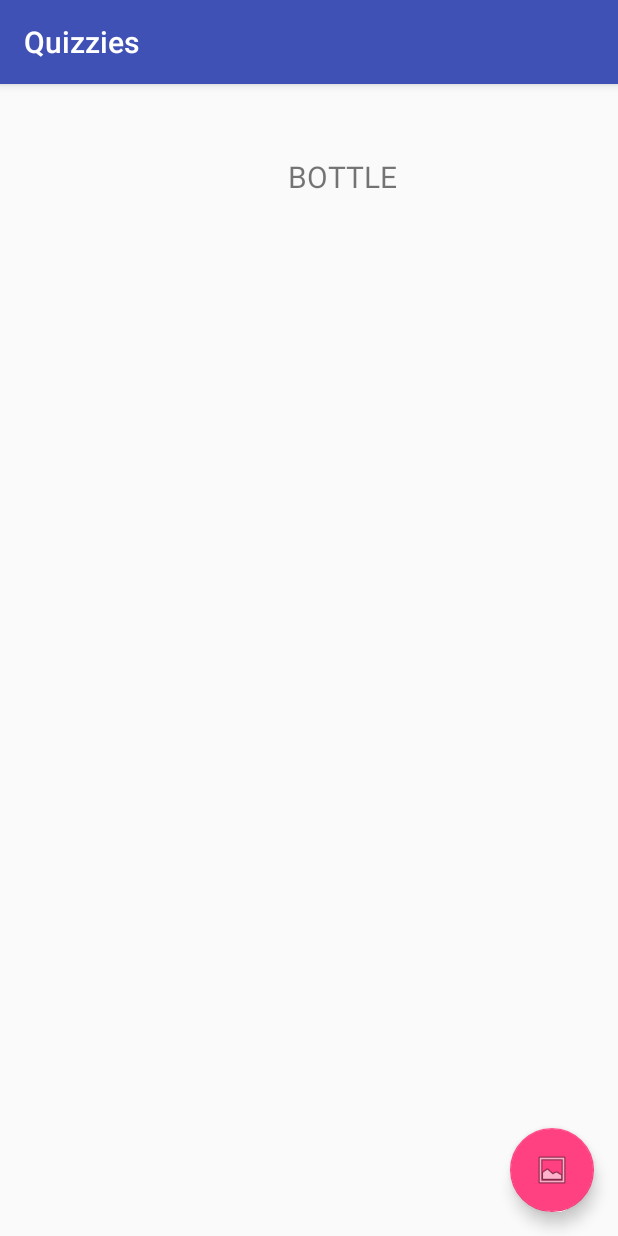
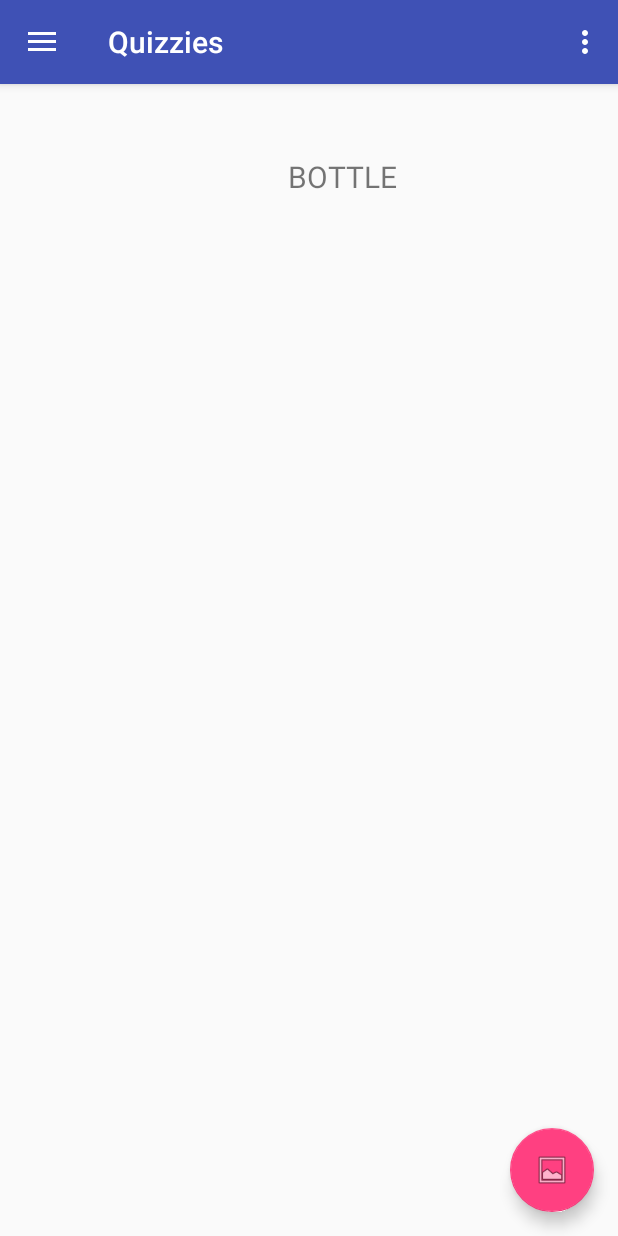
Before and after one commit to TommyYow/Quizzies, an Android app: the screen it shows after launch once a user with an empty profile is signed in (MainActivity before the commit, Main2Activity after it), on a phone screen of 412 x 824 dp. Run offline under Robolectric (Android 15) with nearby library versions, the phone set to English and light mode, and no system bars; our stand-ins replace ButterKnife, Firebase (no records; nobody signed in at launch, a user with empty details on screens opened directly); libraries missing offline, so code that uses them is left out: com.firebase.ui, com.google.api.client, com.google.api.services.

Commit message:
Drawer done

```diff
--- a/app/build.gradle
+++ b/app/build.gradle
@@ -41,4 +41,5 @@ dependencies {
 }
 
 
+
 apply plugin: 'com.google.gms.google-services'
--- a/app/src/main/java/com/example/user/quizzies/LoginActivity.java
+++ b/app/src/main/java/com/example/user/quizzies/LoginActivity.java
@@ -40,7 +40,7 @@ public class LoginActivity extends AppCompatActivity {
         FirebaseAuth auth = FirebaseAuth.getInstance();
         //if the user is signed in, launch homepage, else launch the sign in (AuthUI) Activity
         if (auth.getCurrentUser() != null) {
-            Intent i = new Intent(getApplicationContext(), MainActivity.class);
+            Intent i = new Intent(getApplicationContext(), Main2Activity.class);
             startActivity(i);
             finish();
             return;
@@ -87,7 +87,7 @@ public class LoginActivity extends AppCompatActivity {
 
         // Successfully signed in
         if (resultCode == RESULT_OK) {
-            Intent i = new Intent(getApplicationContext(), MainActivity.class);
+            Intent i = new Intent(getApplicationContext(), Main2Activity.class);
             startActivity(i);
             finish();
             return;
--- /dev/null
+++ b/app/src/main/java/com/example/user/quizzies/Main2Activity.java
@@ -0,0 +1,401 @@
+package com.example.user.quizzies;
+
+import android.*;
+import android.content.DialogInterface;
+import android.content.Intent;
+import android.graphics.Bitmap;
+import android.net.Uri;
+import android.os.AsyncTask;
+import android.os.Bundle;
+import android.os.Environment;
+import android.provider.MediaStore;
+import android.support.annotation.NonNull;
+import android.support.design.widget.FloatingActionButton;
+import android.support.design.widget.Snackbar;
+import android.support.v4.content.FileProvider;
+import android.support.v7.app.AlertDialog;
+import android.util.Log;
+import android.view.View;
+import android.support.design.widget.NavigationView;
+import android.support.v4.view.GravityCompat;
+import android.support.v4.widget.DrawerLayout;
+import android.support.v7.app.ActionBarDrawerToggle;
+import android.support.v7.app.AppCompatActivity;
+import android.support.v7.widget.Toolbar;
+import android.view.Menu;
+import android.view.MenuItem;
+import android.widget.ImageView;
+import android.widget.TextView;
+import android.widget.Toast;
+
+import com.firebase.ui.auth.AuthUI;
+import com.google.android.gms.tasks.OnCompleteListener;
+import com.google.android.gms.tasks.Task;
+import com.google.api.client.extensions.android.http.AndroidHttp;
+import com.google.api.client.googleapis.json.GoogleJsonResponseException;
+import com.google.api.client.http.HttpTransport;
+import com.google.api.client.json.JsonFactory;
+import com.google.api.client.json.gson.GsonFactory;
+import com.google.api.services.vision.v1.Vision;
+import com.google.api.services.vision.v1.VisionRequest;
+import com.google.api.services.vision.v1.VisionRequestInitializer;
+import com.google.api.services.vision.v1.model.AnnotateImageRequest;
+import com.google.api.services.vision.v1.model.BatchAnnotateImagesRequest;
+import com.google.api.services.vision.v1.model.BatchAnnotateImagesResponse;
+import com.google.api.services.vision.v1.model.EntityAnnotation;
+import com.google.api.services.vision.v1.model.Feature;
+import com.google.api.services.vision.v1.model.Image;
+
+import java.io.ByteArrayOutputStream;
+import java.io.File;
+import java.io.IOException;
+import java.util.ArrayList;
+import java.util.List;
+import java.util.Locale;
+import java.util.Random;
+
+public class Main2Activity extends AppCompatActivity
+        implements NavigationView.OnNavigationItemSelectedListener {
+
+    private static final String CLOUD_VISION_API_KEY = "AIzaSyCM5C-pHsEdKSMyKeb34rX9-4nlwPpVnJM";
+    public static final String FILE_NAME = "temp.jpg";
+    private static final String ANDROID_CERT_HEADER = "X-Android-Cert";
+    private static final String ANDROID_PACKAGE_HEADER = "X-Android-Package";
+
+    private static final String TAG = MainActivity.class.getSimpleName();
+    private static final int GALLERY_PERMISSIONS_REQUEST = 0;
+    private static final int GALLERY_IMAGE_REQUEST = 1;
+    public static final int CAMERA_PERMISSIONS_REQUEST = 2;
+    public static final int CAMERA_IMAGE_REQUEST = 3;
+
+
+    private ImageView mMainImage;
+    private TextView resultTxt;
+    private TextView ques;
+    private String question;
+    private String[] quesArray = {"DOG", "CAT", "COMPUTER", "BOTTLE", "KEYBOARD", "HANDPHONE", "SANDAL"};
+
+
+    @Override
+    protected void onCreate(Bundle savedInstanceState) {
+        super.onCreate(savedInstanceState);
+        setContentView(R.layout.activity_main2);
+        Toolbar toolbar = (Toolbar) findViewById(R.id.toolbar);
+        setSupportActionBar(toolbar);
+
+        FloatingActionButton fab = (FloatingActionButton) findViewById(R.id.fab);
+        fab.setOnClickListener(new View.OnClickListener() {
+            @Override
+            public void onClick(View view) {
+                AlertDialog.Builder builder = new AlertDialog.Builder(Main2Activity.this);
+                builder
+                        .setMessage(R.string.dialog_select_prompt)
+                        .setPositiveButton(R.string.dialog_select_gallery, new DialogInterface.OnClickListener() {
+                            @Override
+                            public void onClick(DialogInterface dialog, int which) {
+                                startGalleryChooser();
+                            }
+                        })
+                        .setNegativeButton(R.string.dialog_select_camera, new DialogInterface.OnClickListener() {
+                            @Override
+                            public void onClick(DialogInterface dialog, int which) {
+                                startCamera();
+                            }
+                        });
+                builder.create().show();
+            }
+        });
+
+        DrawerLayout drawer = (DrawerLayout) findViewById(R.id.drawer_layout);
+        ActionBarDrawerToggle toggle = new ActionBarDrawerToggle(
+                this, drawer, toolbar, R.string.navigation_drawer_open, R.string.navigation_drawer_close);
+        drawer.addDrawerListener(toggle);
+        toggle.syncState();
+
+        NavigationView navigationView = (NavigationView) findViewById(R.id.nav_view);
+        navigationView.setNavigationItemSelectedListener(this);
+
+        resultTxt= (TextView) findViewById(R.id.result);
+        ques = (TextView) findViewById(R.id.ques);
+        question = randomizeQues();
+        mMainImage = (ImageView) findViewById(R.id.main_image);
+    }
+
+    @Override
+    public void onBackPressed() {
+        DrawerLayout drawer = (DrawerLayout) findViewById(R.id.drawer_layout);
+        if (drawer.isDrawerOpen(GravityCompat.START)) {
+            drawer.closeDrawer(GravityCompat.START);
+        } else {
+            super.onBackPressed();
+        }
+    }
+
+    @Override
+    public boolean onCreateOptionsMenu(Menu menu) {
+        // Inflate the menu; this adds items to the action bar if it is present.
+        getMenuInflater().inflate(R.menu.main2, menu);
+        return true;
+    }
+
+    @Override
+    public boolean onOptionsItemSelected(MenuItem item) {
+        // Handle action bar item clicks here. The action bar will
+        // automatically handle clicks on the Home/Up button, so long
+        // as you specify a parent activity in AndroidManifest.xml.
+        int id = item.getItemId();
+
+        //noinspection SimplifiableIfStatement
+        if (id == R.id.action_settings) {
+            return true;
+        }
+
+        return super.onOptionsItemSelected(item);
+    }
+
+    @SuppressWarnings("StatementWithEmptyBody")
+    @Override
+    public boolean onNavigationItemSelected(MenuItem item) {
+        // Handle navigation view item clicks here.
+        int id = item.getItemId();
+
+        if (id == R.id.nav_camera) {
+            // Handle the camera action
+        } else if (id == R.id.nav_gallery) {
+
+        } else if (id == R.id.nav_slideshow) {
+
+        } else if (id == R.id.nav_manage) {
+
+        } else if (id == R.id.nav_share) {
+
+        } else if (id == R.id.nav_send) {
+            AuthUI.getInstance()
+                    .signOut(this)
+                    .addOnCompleteListener(new OnCompleteListener<Void>() {
+                        @Override
+                        public void onComplete(@NonNull Task<Void> task) {
+                            if (task.isSuccessful()) {
+                                Intent i = new Intent(Main2Activity.this, LoginActivity.class);
+                                startActivity(i);
+                                finish();
+                            } else {
+                                //showSnackbar(R.string.sign_out_failed);
+                            }
+                        }
+                    });
+        }
+
+        DrawerLayout drawer = (DrawerLayout) findViewById(R.id.drawer_layout);
+        drawer.closeDrawer(GravityCompat.START);
+        return true;
+    }
+
+    @Override
+    protected void onPause() {
+        super.onPause();
+    }
+
+    public String randomizeQues (){
+        Random r = new Random();
+        int quesNum = r.nextInt(quesArray.length);
+        String question = quesArray[quesNum];
+        ques.setText(question);
+        return question;
+    }
+
+    public void startGalleryChooser() {
+        if (PermissionUtils.requestPermission(this, GALLERY_PERMISSIONS_REQUEST, android.Manifest.permission.READ_EXTERNAL_STORAGE)) {
+            Intent intent = new Intent();
+            intent.setType("image/*");
+            intent.setAction(Intent.ACTION_GET_CONTENT);
+            startActivityForResult(Intent.createChooser(intent, "Select a photo"),
+                    GALLERY_IMAGE_REQUEST);
+        }
+    }
+
+    public void startCamera() {
+        if (PermissionUtils.requestPermission(
+                this,
+                CAMERA_PERMISSIONS_REQUEST,
+                android.Manifest.permission.READ_EXTERNAL_STORAGE,
+                android.Manifest.permission.CAMERA)) {
+            Intent intent = new Intent(MediaStore.ACTION_IMAGE_CAPTURE);
+            Uri photoUri = FileProvider.getUriForFile(this, getApplicationContext().getPackageName() + ".provider", getCameraFile());
+            intent.putExtra(MediaStore.EXTRA_OUTPUT, photoUri);
+            intent.addFlags(Intent.FLAG_GRANT_READ_URI_PERMISSION);
+            startActivityForResult(intent, CAMERA_IMAGE_REQUEST);
+        }
+    }
+
+    public File getCameraFile() {
+        File dir = getExternalFilesDir(Environment.DIRECTORY_PICTURES);
+        return new File(dir, FILE_NAME);
+    }
+
+    @Override
+    protected void onActivityResult(int requestCode, int resultCode, Intent data) {
+        super.onActivityResult(requestCode, resultCode, data);
+
+        if (requestCode == GALLERY_IMAGE_REQUEST && resultCode == RESULT_OK && data != null) {
+            uploadImage(data.getData());
+        } else if (requestCode == CAMERA_IMAGE_REQUEST && resultCode == RESULT_OK) {
+            Uri photoUri = FileProvider.getUriForFile(this, getApplicationContext().getPackageName() + ".provider", getCameraFile());
+            uploadImage(photoUri);
+        }
+    }
+
+    public void uploadImage(Uri uri) {
+        if (uri != null) {
+            try {
+                // scale the image to save on bandwidth
+                Bitmap bitmap =
+                        scaleBitmapDown(
+                                MediaStore.Images.Media.getBitmap(getContentResolver(), uri),
+                                1200);
+
+                callCloudVision(bitmap);
+                mMainImage.setImageBitmap(bitmap);
+
+            } catch (IOException e) {
+                Log.d(TAG, "Image picking failed because " + e.getMessage());
+                Toast.makeText(this, R.string.image_picker_error, Toast.LENGTH_LONG).show();
+            }
+        } else {
+            Log.d(TAG, "Image picker gave us a null image.");
+            Toast.makeText(this, R.string.image_picker_error, Toast.LENGTH_LONG).show();
+        }
+    }
+
+    private void callCloudVision(final Bitmap bitmap) throws IOException {
+        // Switch text to loading
+        resultTxt.setText(R.string.loading_message);
+
+        // Do the real work in an async task, because we need to use the network anyway
+        new AsyncTask<Object, Void, String>() {
+            @Override
+            protected String doInBackground(Object... params) {
+                try {
+                    HttpTransport httpTransport = AndroidHttp.newCompatibleTransport();
+                    JsonFactory jsonFactory = GsonFactory.getDefaultInstance();
+
+                    VisionRequestInitializer requestInitializer =
+                            new VisionRequestInitializer(CLOUD_VISION_API_KEY) {
+                                /**
+                                 * We override this so we can inject important identifying fields into the HTTP
+                                 * headers. This enables use of a restricted cloud platform API key.
+                                 */
+                                @Override
+                                protected void initializeVisionRequest(VisionRequest<?> visionRequest)
+                                        throws IOException {
+                                    super.initializeVisionRequest(visionRequest);
+
+                                    String packageName = getPackageName();
+                                    visionRequest.getRequestHeaders().set(ANDROID_PACKAGE_HEADER, packageName);
+
+                                    String sig = PackageManagerUtils.getSignature(getPackageManager(), packageName);
+
+                                    visionRequest.getRequestHeaders().set(ANDROID_CERT_HEADER, sig);
+                                }
+                            };
+
+                    Vision.Builder builder = new Vision.Builder(httpTransport, jsonFactory, null);
+                    builder.setVisionRequestInitializer(requestInitializer);
+
+                    Vision vision = builder.build();
+
+                    BatchAnnotateImagesRequest batchAnnotateImagesRequest =
+                            new BatchAnnotateImagesRequest();
+                    batchAnnotateImagesRequest.setRequests(new ArrayList<AnnotateImageRequest>() {{
+                        AnnotateImageRequest annotateImageRequest = new AnnotateImageRequest();
+
+                        // Add the image
+                        Image base64EncodedImage = new Image();
+                        // Convert the bitmap to a JPEG
+                        // Just in case it's a format that Android understands but Cloud Vision
+                        ByteArrayOutputStream byteArrayOutputStream = new ByteArrayOutputStream();
+                        bitmap.compress(Bitmap.CompressFormat.JPEG, 90, byteArrayOutputStream);
+                        byte[] imageBytes = byteArrayOutputStream.toByteArray();
+
+                        // Base64 encode the JPEG
+                        base64EncodedImage.encodeContent(imageBytes);
+                        annotateImageRequest.setImage(base64EncodedImage);
+
+                        // add the features we want
+                        annotateImageRequest.setFeatures(new ArrayList<Feature>() {{
+                            Feature labelDetection = new Feature();
+                            labelDetection.setType("LABEL_DETECTION");
+                            labelDetection.setMaxResults(10);
+                            add(labelDetection);
+                        }});
+
+                        // Add the list of one thing to the request
+                        add(annotateImageRequest);
+                    }});
+
+                    Vision.Images.Annotate annotateRequest =
+                            vision.images().annotate(batchAnnotateImagesRequest);
+                    // Due to a bug: requests to Vision API containing large images fail when GZipped.
+                    annotateRequest.setDisableGZipContent(true);
+                    Log.d(TAG, "created Cloud Vision request object, sending request");
+
+                    BatchAnnotateImagesResponse response = annotateRequest.execute();
+                    return convertResponseToString(response);
+
+                } catch (GoogleJsonResponseException e) {
+                    Log.d(TAG, "failed to make API request because " + e.getContent());
+                } catch (IOException e) {
+                    Log.d(TAG, "failed to make API request because of other IOException " +
+                            e.getMessage());
+                }
+                return "Cloud Vision API request failed. Check logs for details.";
+            }
+
+            protected void onPostExecute(String result) {
+                if(result.toLowerCase().contains(question.toLowerCase())) {
+                    //resultTxt.setText(result);
+                    resultTxt.setText("CORRECT !!!!!!!!");
+                }
+                else{
+                    resultTxt.setText("WRONG. PLEASE TRY AGAIN.");
+                }
+            }
+        }.execute();
+    }
+
+    public Bitmap scaleBitmapDown(Bitmap bitmap, int maxDimension) {
+
+        int originalWidth = bitmap.getWidth();
+        int originalHeight = bitmap.getHeight();
+        int resizedWidth = maxDimension;
+        int resizedHeight = maxDimension;
+
+        if (originalHeight > originalWidth) {
+            resizedHeight = maxDimension;
+            resizedWidth = (int) (resizedHeight * (float) originalWidth / (float) originalHeight);
+        } else if (originalWidth > originalHeight) {
+            resizedWidth = maxDimension;
+            resizedHeight = (int) (resizedWidth * (float) originalHeight / (float) originalWidth);
+        } else if (originalHeight == originalWidth) {
+            resizedHeight = maxDimension;
+            resizedWidth = maxDimension;
+        }
+        return Bitmap.createScaledBitmap(bitmap, resizedWidth, resizedHeight, false);
+    }
+
+    private String convertResponseToString(BatchAnnotateImagesResponse response) {
+        String message = "I found these things:\n\n";
+
+        List<EntityAnnotation> labels = response.getResponses().get(0).getLabelAnnotations();
+        if (labels != null) {
+            for (EntityAnnotation label : labels) {
+                message += String.format(Locale.US, "%.3f: %s", label.getScore(), label.getDescription());
+                message += "\n";
+            }
+        } else {
+            message += "nothing";
+        }
+
+        return message;
+    }
+}
--- /dev/null
+++ b/app/src/main/res/layout/activity_main2.xml
@@ -0,0 +1,25 @@
+<?xml version="1.0" encoding="utf-8"?>
+<android.support.v4.widget.DrawerLayout xmlns:android="http://schemas.android.com/apk/res/android"
+    xmlns:app="http://schemas.android.com/apk/res-auto"
+    xmlns:tools="http://schemas.android.com/tools"
+    android:id="@+id/drawer_layout"
+    android:layout_width="match_parent"
+    android:layout_height="match_parent"
+    android:fitsSystemWindows="true"
+    tools:openDrawer="start">
+
+    <include
+        layout="@layout/app_bar_main2"
+        android:layout_width="match_parent"
+        android:layout_height="match_parent" />
+
+    <android.support.design.widget.NavigationView
+        android:id="@+id/nav_view"
+        android:layout_width="wrap_content"
+        android:layout_height="match_parent"
+        android:layout_gravity="start"
+        android:fitsSystemWindows="true"
+        app:headerLayout="@layout/nav_header_main2"
+        app:menu="@menu/activity_main2_drawer" />
+
+</android.support.v4.widget.DrawerLayout>
--- /dev/null
+++ b/app/src/main/res/layout/app_bar_main2.xml
@@ -0,0 +1,33 @@
+<?xml version="1.0" encoding="utf-8"?>
+<android.support.design.widget.CoordinatorLayout xmlns:android="http://schemas.android.com/apk/res/android"
+    xmlns:app="http://schemas.android.com/apk/res-auto"
+    xmlns:tools="http://schemas.android.com/tools"
+    android:layout_width="match_parent"
+    android:layout_height="match_parent"
+    tools:context="com.example.user.quizzies.Main2Activity">
+
+    <android.support.design.widget.AppBarLayout
+        android:layout_width="match_parent"
+        android:layout_height="wrap_content"
+        android:theme="@style/AppTheme.AppBarOverlay">
+
+        <android.support.v7.widget.Toolbar
+            android:id="@+id/toolbar"
+            android:layout_width="match_parent"
+            android:layout_height="?attr/actionBarSize"
+            android:background="?attr/colorPrimary"
+            app:popupTheme="@style/AppTheme.PopupOverlay" />
+
+    </android.support.design.widget.AppBarLayout>
+
+    <include layout="@layout/content_main" />
+
+    <android.support.design.widget.FloatingActionButton
+        android:id="@+id/fab"
+        android:layout_width="wrap_content"
+        android:layout_height="wrap_content"
+        android:layout_gravity="bottom|end"
+        android:layout_margin="@dimen/fab_margin"
+        app:srcCompat="@android:drawable/ic_menu_gallery" />
+
+</android.support.design.widget.CoordinatorLayout>
--- /dev/null
+++ b/app/src/main/res/menu/activity_main2_drawer.xml
@@ -0,0 +1,38 @@
+<?xml version="1.0" encoding="utf-8"?>
+<menu xmlns:android="http://schemas.android.com/apk/res/android"
+    xmlns:tools="http://schemas.android.com/tools"
+    tools:showIn="navigation_view">
+
+    <group android:checkableBehavior="single">
+        <item
+            android:id="@+id/nav_camera"
+            android:icon="@drawable/ic_menu_camera"
+            android:title="Import" />
+        <item
+            android:id="@+id/nav_gallery"
+            android:icon="@drawable/ic_menu_gallery"
+            android:title="Gallery" />
+        <item
+            android:id="@+id/nav_slideshow"
+            android:icon="@drawable/ic_menu_slideshow"
+            android:title="Slideshow" />
+        <item
+            android:id="@+id/nav_manage"
+            android:icon="@drawable/ic_menu_manage"
+            android:title="Tools" />
+    </group>
+
+    <item android:title="Communicate">
+        <menu>
+            <item
+                android:id="@+id/nav_share"
+                android:icon="@drawable/ic_menu_share"
+                android:title="Share" />
+            <item
+                android:id="@+id/nav_send"
+                android:icon="@drawable/ic_menu_send"
+                android:title="Send" />
+        </menu>
+    </item>
+
+</menu>
--- /dev/null
+++ b/app/src/main/res/menu/main2.xml
@@ -0,0 +1,9 @@
+<?xml version="1.0" encoding="utf-8"?>
+<menu xmlns:android="http://schemas.android.com/apk/res/android"
+    xmlns:app="http://schemas.android.com/apk/res-auto">
+    <item
+        android:id="@+id/action_settings"
+        android:orderInCategory="100"
+        android:title="@string/action_settings"
+        app:showAsAction="never" />
+</menu>
--- a/app/src/main/res/values/dimens.xml
+++ b/app/src/main/res/values/dimens.xml
@@ -1,3 +1,8 @@
 <resources>
     <dimen name="fab_margin">16dp</dimen>
+    <!-- Default screen margins, per the Android Design guidelines. -->
+    <dimen name="activity_horizontal_margin">16dp</dimen>
+    <dimen name="activity_vertical_margin">16dp</dimen>
+    <dimen name="nav_header_vertical_spacing">8dp</dimen>
+    <dimen name="nav_header_height">176dp</dimen>
 </resources>
--- a/app/src/main/res/values/strings.xml
+++ b/app/src/main/res/values/strings.xml
@@ -15,4 +15,8 @@
     <string name="sign_in_cancelled">Sign in cancelled</string>
     <string name="no_internet_connection">No internet connection</string>
     <string name="unknown_error">An unknown error occurred</string>
+    <string name="title_activity_main2">Main2Activity</string>
+
+    <string name="navigation_drawer_open">Open navigation drawer</string>
+    <string name="navigation_drawer_close">Close navigation drawer</string>
 </resources>
```
Also changed, not shown: app/src/main/AndroidManifest.xml (+5 -2 lines), app/src/main/res/layout/content_main2.xml (added, +11 -0 lines), app/src/main/res/layout/nav_header_main2.xml (added, +35 -0 lines).
